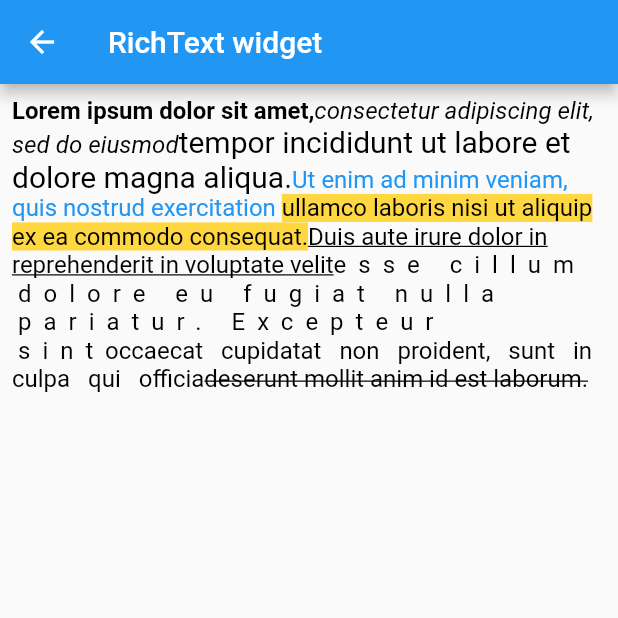
After one commit to alexsit19/basic_widgets, a Flutter app: the screen it shows after launch, after a tap on "RichText widget", on a phone screen of 412 x 824 dp, the top half of it. The commit adds this screen. Run offline on Flutter 3.47's test engine with Material 2 defaults, Android fonts, the phone set to English and light mode, and no system bars.

Commit message:
add rich_text_screen, some changes in main_screen

```diff
--- a/lib/screens/main_screen.dart
+++ b/lib/screens/main_screen.dart
@@ -1,5 +1,6 @@
 import 'package:basic_widgets/screens/column_screen.dart';
 import 'package:basic_widgets/screens/container_screen.dart';
+import 'package:basic_widgets/screens/rich_text_screen.dart';
 import 'package:basic_widgets/screens/row_screen.dart';
 import 'package:basic_widgets/screens/sized_box_screen.dart';
 import 'package:basic_widgets/screens/wrap_screen.dart';
@@ -90,17 +91,23 @@ class MainScreen extends StatelessWidget {
                     MaterialPageRoute(
                         builder: (context) => const WrapScreen()));
               },
-              trailing: Icon(Icons.favorite_border_outlined),
-              title: Text(Strings.wrap,
+              trailing: const Icon(Icons.favorite_border_outlined),
+              title: const Text(Strings.wrap,
                   style: TextStyle(
                     fontWeight: FontWeight.bold,
                   ))),
         ),
         Card(
           child: ListTile(
-              leading: FlutterLogo(),
-              trailing: Icon(Icons.favorite_border_outlined),
-              title: Text(Strings.richText,
+              leading: const FlutterLogo(),
+              onTap: () {
+                Navigator.push(
+                    context,
+                    MaterialPageRoute(
+                        builder: (context) => const RichTextScreen()));
+              },
+              trailing: const Icon(Icons.favorite_border_outlined),
+              title: const Text(Strings.richText,
                   style: TextStyle(
                     fontWeight: FontWeight.bold,
                   ))),
--- /dev/null
+++ b/lib/screens/rich_text_screen.dart
@@ -0,0 +1,88 @@
+import 'package:basic_widgets/strings.dart';
+import 'package:flutter/material.dart';
+
+class RichTextScreen extends StatelessWidget {
+  const RichTextScreen({Key? key}) : super(key: key);
+
+  @override
+  Widget build(BuildContext context) {
+    return Scaffold(
+      appBar: AppBar(
+        title: const Text(Strings.richText),
+      ),
+      body: Padding(
+        padding: const EdgeInsets.all(8.0),
+        child: RichText(
+          text: const TextSpan(
+            children: <TextSpan>[
+              TextSpan(
+                text: "Lorem ipsum dolor sit amet,",
+                style: TextStyle(
+                  color: Colors.black,
+                  fontSize: 16,
+                  fontWeight: FontWeight.bold
+                )),
+              TextSpan(
+                text: "consectetur adipiscing elit, sed do eiusmod",
+                style: TextStyle(
+                    color: Colors.black,
+                    fontSize: 16,
+                    fontStyle: FontStyle.italic
+                )),
+              TextSpan(
+                text: "tempor incididunt ut labore et dolore magna aliqua.",
+                style: TextStyle(
+                  color: Colors.black,
+                  fontSize: 20
+                )
+              ),
+              TextSpan(
+                text: "Ut enim ad minim veniam, quis nostrud exercitation ",
+                style: TextStyle(color: Colors.blue, fontSize: 16,)
+              ),
+              TextSpan(
+                text: "ullamco laboris nisi ut aliquip ex ea commodo consequat.",
+                style: TextStyle(
+                  color: Colors.black,
+                  fontSize: 16,
+                  backgroundColor: Colors.amberAccent
+                )
+              ),
+              TextSpan(
+                text: "Duis aute irure dolor in reprehenderit in voluptate velit",
+                style: TextStyle(
+                  color: Colors.black,
+                  fontSize: 16,
+                  decoration: TextDecoration.underline
+                )
+              ),
+              TextSpan(
+                text: "esse cillum dolore eu fugiat nulla pariatur. Excepteur sint",
+                style: TextStyle(
+                  color: Colors.black,
+                  fontSize: 16,
+                  letterSpacing: 8
+                )
+              ),
+              TextSpan(
+                text: "occaecat cupidatat non proident, sunt in culpa qui officia",
+                style: TextStyle(
+                  color: Colors.black,
+                  fontSize: 16,
+                  wordSpacing: 8)
+              ),
+              TextSpan(
+                text: "deserunt mollit anim id est laborum.",
+                style: TextStyle(
+                  color: Colors.black,
+                  fontSize: 16,
+                  decoration: TextDecoration.lineThrough
+                )
+              )
+            ]
+          ),
+        ),
+      )
+    );
+  }
+}
```
